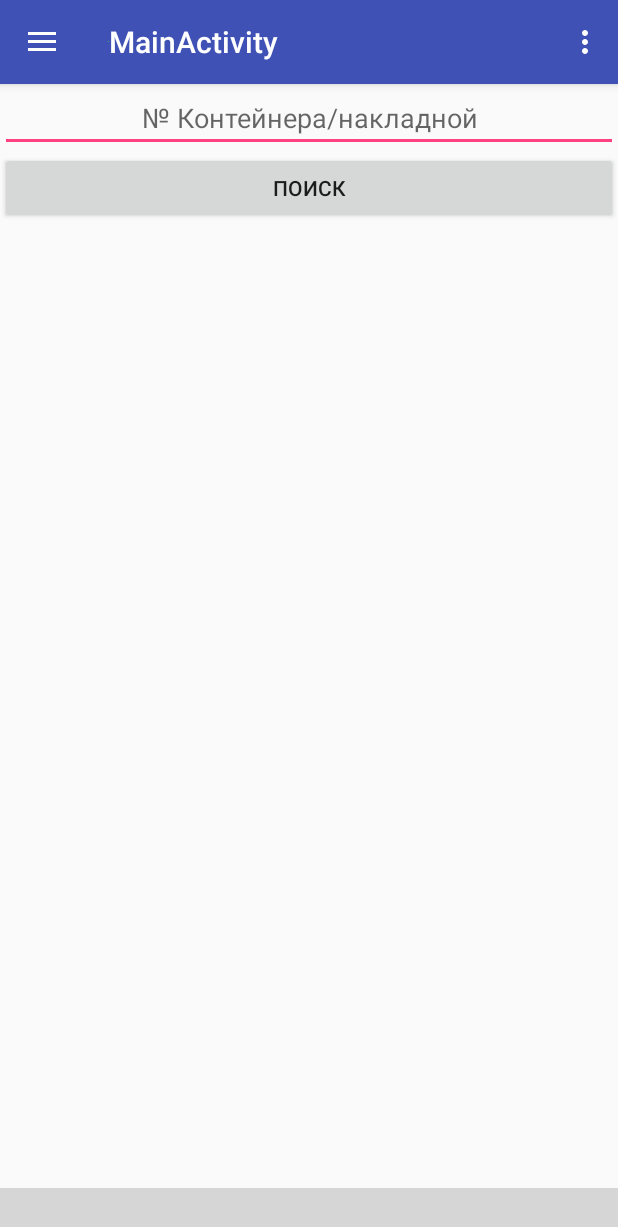
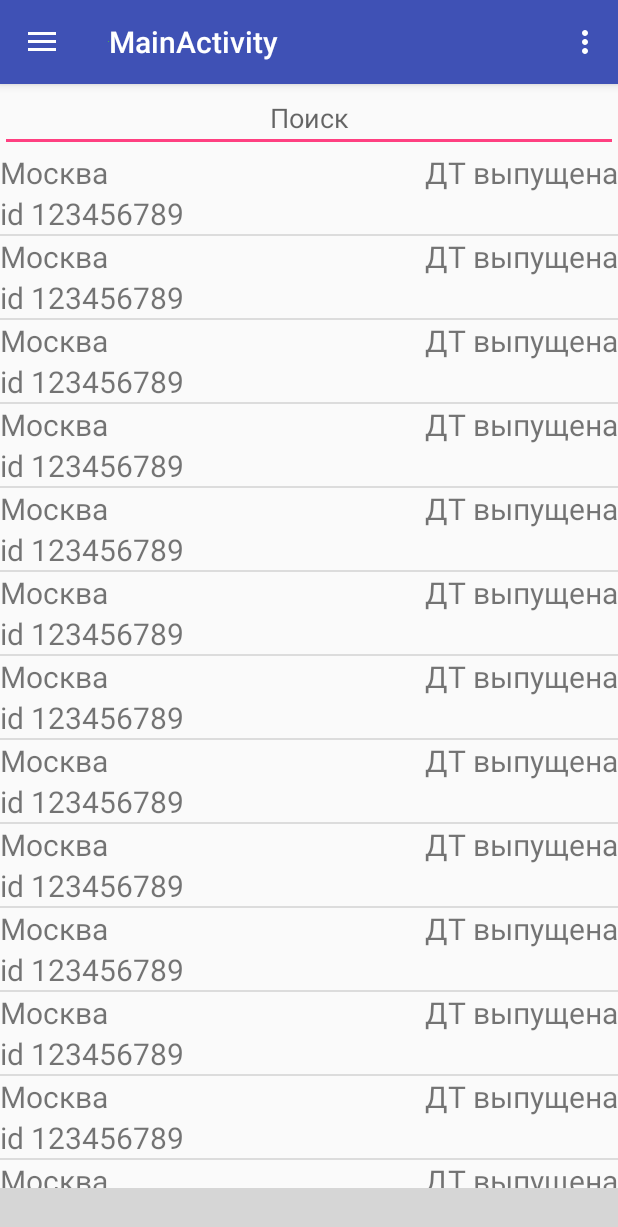
Before and after one commit to Fizik2/ClientApp, an Android app: the screen it shows after launch (MainActivity), on a phone screen of 412 x 824 dp. Shown: the top 1227 px of the screen. Run offline under Robolectric (Android 15) with nearby library versions, the phone set to English and light mode, and no system bars; libraries missing offline, so code that uses them is left out: com.aurelhubert.ahbottomnavigation; plain views replace AHBottomNavigation; 16 statements that could not run were skipped; grey boxes are pictures that could not be loaded.

Commit message:
Changes in the bottom menu; Add list of cargo in cabinet; Updated version of library for the bottom menu

```diff
--- a/app/build.gradle
+++ b/app/build.gradle
@@ -18,7 +18,9 @@ android {
         }
     }
     sourceSets {
-        main { res.srcDirs = ['src/main/res', 'src/main/res/drawable', 'src/main/res/menu'] }
+        main {
+            res.srcDirs = ['src/main/res', 'src/main/res/drawable', 'src/main/res/menu', 'src/main/res/adapter ']
+        }
     }
 }
 
@@ -32,6 +34,6 @@ dependencies {
     compile 'com.android.support.constraint:constraint-layout:1.0.2'
     compile 'com.squareup.retrofit2:retrofit:2.3.0'
     compile 'com.squareup.retrofit2:converter-gson:2.1.0'
-    compile 'com.aurelhubert:ahbottomnavigation:0.1.3'
+    compile 'com.aurelhubert:ahbottomnavigation:2.1.0'
     testCompile 'junit:junit:4.12'
 }
--- a/app/src/main/java/ru/atc_consulting/clientapp/activities/MainActivity.java
+++ b/app/src/main/java/ru/atc_consulting/clientapp/activities/MainActivity.java
@@ -1,5 +1,6 @@
 package ru.atc_consulting.clientapp.activities;
 
+import android.app.Activity;
 import android.content.Intent;
 import android.os.Bundle;
 import android.support.design.widget.NavigationView;
@@ -17,6 +18,7 @@ import com.aurelhubert.ahbottomnavigation.AHBottomNavigationItem;
 import ru.atc_consulting.clientapp.R;
 import ru.atc_consulting.clientapp.adapters.BottomBarAdapter;
 import ru.atc_consulting.clientapp.domain.User;
+import ru.atc_consulting.clientapp.fragments.CabinetFragment;
 import ru.atc_consulting.clientapp.fragments.RequestFragment;
 import ru.atc_consulting.clientapp.fragments.TrackerFragment;
 import ru.atc_consulting.clientapp.help.NoSwipePager;
@@ -27,7 +29,11 @@ public class MainActivity extends AppCompatActivity implements NavigationView.On
     private NoSwipePager mPager;
     private BottomBarAdapter mPagerAdapter;
     private AHBottomNavigation mBottomNavigationView;
-    private NavigationView mNavigationView;
+    private NavigationView mNavigationLeftView;
+    private AHBottomNavigationItem mTrackerBottomNavItem;
+    private AHBottomNavigationItem mCabinetBottomNavItem;
+    private AHBottomNavigationItem mBottomNavItem2, mBottomNavItem3, mBottomNavItem4, mBottomNavItem5;
+    private Activity mActivity = this;
 
     @Override
     protected void onCreate(Bundle savedInstanceState) {
@@ -44,25 +50,44 @@ public class MainActivity extends AppCompatActivity implements NavigationView.On
         drawer.setDrawerListener(toggle);
         toggle.syncState();
 
-        mNavigationView = (NavigationView) findViewById(R.id.nav_view);
-        mNavigationView.setNavigationItemSelectedListener(this);
+        mNavigationLeftView = (NavigationView) findViewById(R.id.nav_view);
+        mNavigationLeftView.setNavigationItemSelectedListener(this);
 
         getSupportActionBar().setDisplayShowHomeEnabled(true);
         getSupportActionBar().setIcon(R.drawable.side_nav_bar);
 
 
         // bottom navigation menu
+        mTrackerBottomNavItem = new AHBottomNavigationItem(getResources().getString(R.string.tracker_navigation), android.R.drawable.ic_dialog_email);
+        mCabinetBottomNavItem = new AHBottomNavigationItem(getResources().getString(R.string.cabinet_navigation), android.R.drawable.ic_dialog_email);
+        mBottomNavItem2 = new AHBottomNavigationItem(getResources().getString(R.string.request_navigation), android.R.drawable.ic_dialog_email);
+        mBottomNavItem3 = new AHBottomNavigationItem(getResources().getString(R.string.calc_navigation), android.R.drawable.ic_dialog_email);
+        mBottomNavItem4 = new AHBottomNavigationItem(getResources().getString(R.string.chat_navigation), android.R.drawable.ic_dialog_email);
+        mBottomNavItem5 = new AHBottomNavigationItem(getResources().getString(R.string.useful_navigation), android.R.drawable.ic_dialog_email);
+
+
         mBottomNavigationView = (AHBottomNavigation)
                 findViewById(R.id.bottom_navigation);
+        mBottomNavigationView.setTitleState(AHBottomNavigation.TitleState.ALWAYS_SHOW);
         mBottomNavigationView.setOnTabSelectedListener(new AHBottomNavigation.OnTabSelectedListener() {
             @Override
-            public void onTabSelected(int position, boolean wasSelected) {
-                if (!wasSelected)
-                    mPager.setCurrentItem(position);
+            public boolean onTabSelected(int position, boolean wasSelected) {
+                // На нулевом месте в mPager идёт личный кабинет, на первом трекер и тд
+                if (!wasSelected) {
+                    if (position == 0) {
+                        if (User.getAuthorizedUser(mActivity) == null) {
+                            mPager.setCurrentItem(1);
+                        } else {
+                            mPager.setCurrentItem(0);
+                        }
+                    } else {
+                        mPager.setCurrentItem(position + 1);
+                    }
+                }
+                return true;
+            }
 
-            }
         });
-        addBottomNavigationItems();
 
         // view pager
         mPager = (NoSwipePager) findViewById(R.id.pager);
@@ -70,23 +95,25 @@ public class MainActivity extends AppCompatActivity implements NavigationView.On
         mPagerAdapter = new BottomBarAdapter(getSupportFragmentManager());
 
         // add fragments
+        // На нулевом месте в mPager идёт личный кабинет, на первом трекер и тд
+        CabinetFragment cabinetFragment = new CabinetFragment();
+        mPagerAdapter.addFragments(cabinetFragment);
         TrackerFragment trackerFragment = new TrackerFragment();
         mPagerAdapter.addFragments(trackerFragment);
         RequestFragment requestFragment = new RequestFragment();
         mPagerAdapter.addFragments(requestFragment);
 
+
         // set adapter
         mPager.setAdapter(mPagerAdapter);
+
     }
 
-    private void addBottomNavigationItems() {
-        AHBottomNavigationItem item1 = new AHBottomNavigationItem(getResources().getString(R.string.tracker_navigation), android.R.drawable.ic_dialog_email);
-        AHBottomNavigationItem item2 = new AHBottomNavigationItem(getResources().getString(R.string.request_navigation), android.R.drawable.ic_dialog_email);
-        AHBottomNavigationItem item3 = new AHBottomNavigationItem(getResources().getString(R.string.useful_navigation), android.R.drawable.ic_dialog_email);
-
-        mBottomNavigationView.addItem(item1);
-        mBottomNavigationView.addItem(item2);
-        mBottomNavigationView.addItem(item3);
+    private void addBottomNavigationItemsWithoutFirst() {
+        mBottomNavigationView.addItem(mBottomNavItem2);
+        mBottomNavigationView.addItem(mBottomNavItem3);
+        mBottomNavigationView.addItem(mBottomNavItem4);
+        mBottomNavigationView.addItem(mBottomNavItem5);
     }
 
 
@@ -102,19 +129,14 @@ public class MainActivity extends AppCompatActivity implements NavigationView.On
 
     @Override
     public boolean onCreateOptionsMenu(Menu menu) {
-        // Inflate the menu; this adds items to the action bar if it is present.
         getMenuInflater().inflate(R.menu.main, menu);
         return true;
     }
 
     @Override
     public boolean onOptionsItemSelected(MenuItem item) {
-        // Handle action bar item clicks here. The action bar will
-        // automatically handle clicks on the Home/Up button, so long
-        // as you specify a parent activity in AndroidManifest.xml.
         int id = item.getItemId();
 
-        //noinspection SimplifiableIfStatement
         if (id == R.id.action_settings) {
             return true;
         }
@@ -146,17 +168,31 @@ public class MainActivity extends AppCompatActivity implements NavigationView.On
     protected void onResume() {
         super.onResume();
         User user = User.getAuthorizedUser(this);
+        if (mBottomNavigationView.getItemsCount() > 0)
+            mBottomNavigationView.removeAllItems();
+
+
         if (user == null) {
-            mNavigationView.getMenu().findItem(R.id.nav_login).setVisible(true);
-            mNavigationView.getMenu().findItem(R.id.nav_loyalty).setVisible(true);
-            mNavigationView.getMenu().findItem(R.id.nav_status).setVisible(false);
-            mNavigationView.getMenu().findItem(R.id.nav_name).setVisible(false);
+            mNavigationLeftView.getMenu().findItem(R.id.nav_login).setVisible(true);
+            mNavigationLeftView.getMenu().findItem(R.id.nav_loyalty).setVisible(true);
+            mNavigationLeftView.getMenu().findItem(R.id.nav_status).setVisible(false);
+            mNavigationLeftView.getMenu().findItem(R.id.nav_name).setVisible(false);
+            mBottomNavigationView.addItem(mTrackerBottomNavItem);
+
+            if(mBottomNavigationView.getCurrentItem() == 0 || mBottomNavigationView.getCurrentItem() == 1)
+                mPager.setCurrentItem(1);
+
         } else {
-            mNavigationView.getMenu().findItem(R.id.nav_name).setTitle(user.getLogin());
-            mNavigationView.getMenu().findItem(R.id.nav_login).setVisible(false);
-            mNavigationView.getMenu().findItem(R.id.nav_loyalty).setVisible(false);
-            mNavigationView.getMenu().findItem(R.id.nav_status).setVisible(true);
-            mNavigationView.getMenu().findItem(R.id.nav_name).setVisible(true);
+            mNavigationLeftView.getMenu().findItem(R.id.nav_name).setTitle(user.getLogin());
+            mNavigationLeftView.getMenu().findItem(R.id.nav_login).setVisible(false);
+            mNavigationLeftView.getMenu().findItem(R.id.nav_loyalty).setVisible(false);
+            mNavigationLeftView.getMenu().findItem(R.id.nav_status).setVisible(true);
+            mNavigationLeftView.getMenu().findItem(R.id.nav_name).setVisible(true);
+            mBottomNavigationView.addItem(mCabinetBottomNavItem);
+
+            if(mBottomNavigationView.getCurrentItem() == 0 || mBottomNavigationView.getCurrentItem() == 1)
+                mPager.setCurrentItem(0);
         }
+        addBottomNavigationItemsWithoutFirst();
     }
 }
--- /dev/null
+++ b/app/src/main/java/ru/atc_consulting/clientapp/adapters/CabinetAdapter.java
@@ -0,0 +1,54 @@
+package ru.atc_consulting.clientapp.adapters;
+
+
+import android.content.Context;
+import android.view.LayoutInflater;
+import android.view.View;
+import android.view.ViewGroup;
+import android.widget.ArrayAdapter;
+import android.widget.TextView;
+
+import java.util.List;
+
+import ru.atc_consulting.clientapp.R;
+import ru.atc_consulting.clientapp.domain.Cargo;
+
+
+
+public class CabinetAdapter extends ArrayAdapter<Cargo> {
+    private final LayoutInflater mInflater;
+
+    public CabinetAdapter(Context context) {
+        super(context, android.R.layout.simple_list_item_2);
+        mInflater = (LayoutInflater)context.getSystemService(Context.LAYOUT_INFLATER_SERVICE);
+    }
+
+    public void setData(List<Cargo> data) {
+        clear();
+        if (data != null) {
+            for (Cargo appEntry : data) {
+                add(appEntry);
+            }
+        }
+    }
+
+    /**
+     * Populate new items in the list.
+     */
+    @Override public View getView(int position, View convertView, ViewGroup parent) {
+        View view;
+
+        if (convertView == null) {
+            view = mInflater.inflate(R.layout.adapter_item_cabinet, parent, false);
+        } else {
+            view = convertView;
+        }
+
+        Cargo item = getItem(position);
+        ((TextView)view.findViewById(R.id.tv_id)).setText(item.getId());
+        ((TextView)view.findViewById(R.id.tv_last_place)).setText(item.getLastPlace());
+        ((TextView)view.findViewById(R.id.tv_status)).setText(item.getStatus());
+
+        return view;
+    }
+}
--- /dev/null
+++ b/app/src/main/java/ru/atc_consulting/clientapp/domain/Cargo.java
@@ -0,0 +1,54 @@
+package ru.atc_consulting.clientapp.domain;
+
+
+import com.google.gson.annotations.Expose;
+import com.google.gson.annotations.SerializedName;
+
+import java.util.List;
+
+public class Cargo {
+
+    private String id;
+    private String status;
+    private String lastPlace;
+    private List<String> placesHistory;
+
+    public Cargo(String id, String status, String lastPlace, List<String> placesHistory){
+        this.id = id;
+        this.status = status;
+        this.lastPlace = lastPlace;
+        this.placesHistory = placesHistory;
+    }
+
+    public String getId() {
+        return id;
+    }
+
+    public void setId(String id) {
+        this.id = id;
+    }
+
+    public String getStatus() {
+        return status;
+    }
+
+    public void setStatus(String status) {
+        this.status = status;
+    }
+
+    public String getLastPlace() {
+        return lastPlace;
+    }
+
+    public void setLastPlace(String lastPlace) {
+        this.lastPlace = lastPlace;
+    }
+
+    public List<String> getPlacesHistory() {
+        return placesHistory;
+    }
+
+    public void setPlacesHistory(List<String> placesHistory) {
+        this.placesHistory = placesHistory;
+    }
+}
--- /dev/null
+++ b/app/src/main/java/ru/atc_consulting/clientapp/fragments/CabinetFragment.java
@@ -0,0 +1,68 @@
+package ru.atc_consulting.clientapp.fragments;
+
+import android.content.Intent;
+import android.database.Cursor;
+import android.graphics.BitmapFactory;
+import android.net.Uri;
+import android.os.Bundle;
+import android.provider.MediaStore;
+import android.support.v4.app.Fragment;
+import android.support.v4.app.ListFragment;
+import android.view.LayoutInflater;
+import android.view.View;
+import android.view.ViewGroup;
+import android.widget.ArrayAdapter;
+import android.widget.Button;
+import android.widget.ImageView;
+import android.widget.TextView;
+import android.widget.Toast;
+
+import java.util.ArrayList;
+import java.util.List;
+import java.util.Objects;
+
+import ru.atc_consulting.clientapp.R;
+import ru.atc_consulting.clientapp.adapters.CabinetAdapter;
+import ru.atc_consulting.clientapp.domain.Cargo;
+
+import static android.app.Activity.RESULT_OK;
+
+public class CabinetFragment extends ListFragment {
+
+    private View mView;
+
+    @Override
+    public View onCreateView(LayoutInflater inflater, ViewGroup container,
+                             Bundle savedInstanceState) {
+
+        // Inflate the layout for this fragment
+        mView = inflater.inflate(R.layout.fragment_cabinet, container, false);
+
+        return mView;
+    }
+
+
+
+    @Override
+    public void onActivityCreated(Bundle savedInstanceState) {
+        super.onActivityCreated(savedInstanceState);
+
+        List<Cargo> cargos = new ArrayList<>();
+        for(int i = 0; i < 15; i++){
+            List<String> placesHistory = new ArrayList<>();
+            placesHistory.add("20.01 - На станции назначении");
+            placesHistory.add("08.01 - Движение по ЖД");
+            placesHistory.add("01.01 - Ожидает ЖД");
+            placesHistory.add("28.12 - Таможенное оформление");
+            placesHistory.add("10.12 - В порту");
+            placesHistory.add("01.12 - В море");
+            placesHistory.add("03.11 - У отправителя");
+            cargos.add(new Cargo("id 123456789", "ДТ выпущена", "Москва", placesHistory));
+        }
+
+        CabinetAdapter adapter = new CabinetAdapter(getActivity());
+        adapter.setData(cargos);
+        setListAdapter(adapter);
+    }
+
+}
--- /dev/null
+++ b/app/src/main/res/layout/adapter_item_cabinet.xml
@@ -0,0 +1,36 @@
+<?xml version="1.0" encoding="utf-8"?>
+<LinearLayout xmlns:android="http://schemas.android.com/apk/res/android"
+    android:layout_width="match_parent"
+    android:layout_height="wrap_content"
+    android:orientation="vertical">
+
+    <RelativeLayout
+        android:layout_width="match_parent"
+        android:layout_height="wrap_content">
+
+        <TextView
+            android:id="@+id/tv_last_place"
+            android:layout_width="wrap_content"
+            android:layout_height="wrap_content"
+            android:text="@string/cabinet_sample_place"
+            android:layout_alignParentTop="true"
+            android:textSize="20sp"/>
+
+        <TextView
+            android:id="@+id/tv_status"
+            android:layout_width="wrap_content"
+            android:layout_height="wrap_content"
+            android:text="@string/cabinet_sample_status"
+            android:layout_alignParentEnd="true"
+            android:layout_alignParentTop="true"
+            android:textSize="20sp"/>
+
+    </RelativeLayout>
+
+    <TextView
+        android:id="@+id/tv_id"
+        android:layout_width="wrap_content"
+        android:layout_height="wrap_content"
+        android:text="@string/cabinet_sample_id"
+        android:textSize="20sp"/>
+</LinearLayout>
--- /dev/null
+++ b/app/src/main/res/layout/fragment_cabinet.xml
@@ -0,0 +1,28 @@
+<?xml version="1.0" encoding="utf-8"?>
+<LinearLayout xmlns:android="http://schemas.android.com/apk/res/android"
+    android:layout_width="match_parent"
+    android:layout_height="match_parent"
+    android:orientation="vertical">
+
+    <AutoCompleteTextView
+        android:id="@+id/cabinet_search"
+        android:layout_width="match_parent"
+        android:layout_height="wrap_content"
+        android:hint="@string/search"
+        android:inputType="text"
+        android:maxLines="1"
+        android:singleLine="true"
+        android:textAlignment="center" />
+
+    <ListView android:id="@id/android:list"
+        android:layout_width="match_parent"
+        android:layout_height="match_parent"
+        android:layout_weight="1"
+        android:drawSelectorOnTop="false"/>
+
+    <TextView android:id="@id/android:empty"
+        android:layout_width="match_parent"
+        android:layout_height="match_parent"
+        android:text="@string/no_data"/>
+
+</LinearLayout>
--- a/app/src/main/res/values/strings.xml
+++ b/app/src/main/res/values/strings.xml
@@ -14,6 +14,9 @@
     <string name="permission_rationale">"Contacts permissions are needed for providing email completions."</string>
     <string name="title_activity_main">MainActivity</string>
     <string name="tracker_navigation">Трекер</string>
+    <string name="cabinet_navigation">Кабинет</string>
+    <string name="calc_navigation">Калькулятор</string>
+    <string name="chat_navigation">Чат</string>
     <string name="request_navigation">Заявка</string>
     <string name="useful_navigation">Полезное</string>
     <string name="tracker_button_text">Поиск</string>
@@ -46,5 +49,10 @@
     <!--SharedPreferences-->
     <string name="settings_login">login</string>
     <string name="settings_token">token</string>
+    <string name="search">Поиск</string>
+    <string name="no_data">No data</string>
+    <string name="cabinet_sample_id">Sample Id</string>
+    <string name="cabinet_sample_status">Sample status</string>
+    <string name="cabinet_sample_place">Sample place</string>
 
 </resources>
```
